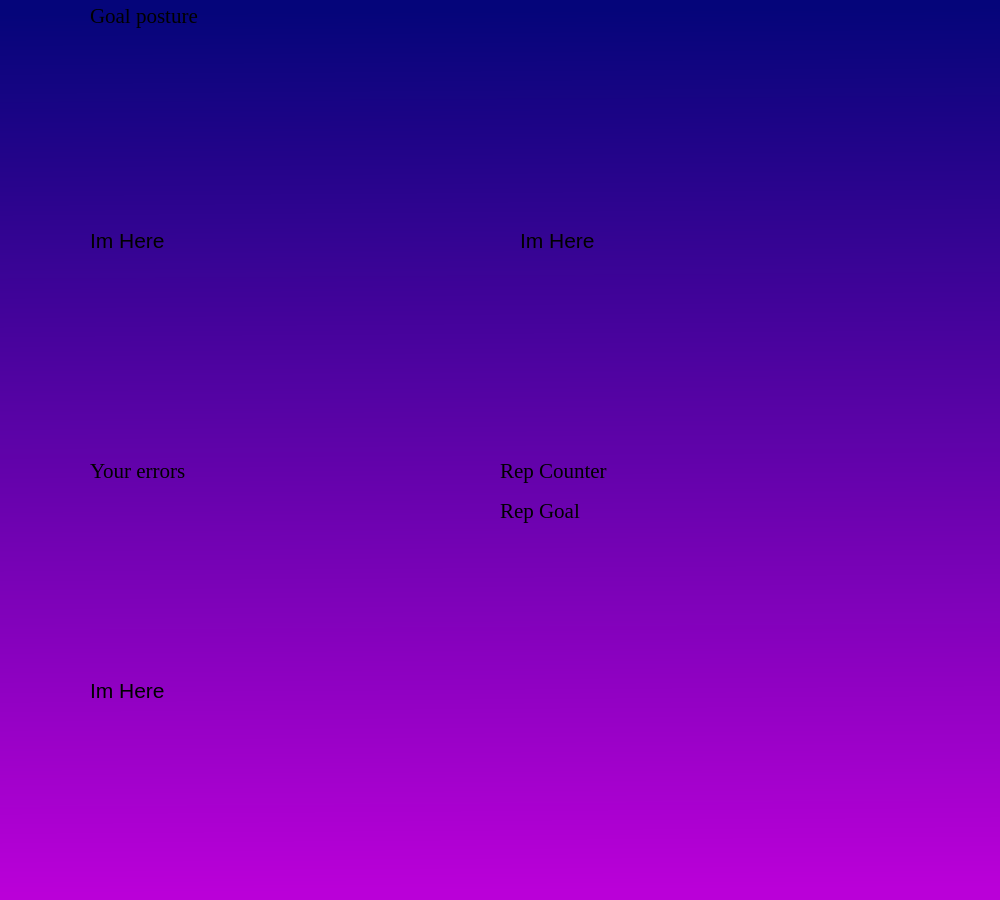
Qt form ui/workoutfeed.ui (AlonIvshin/AutomaticGymTrainer) before a commit.
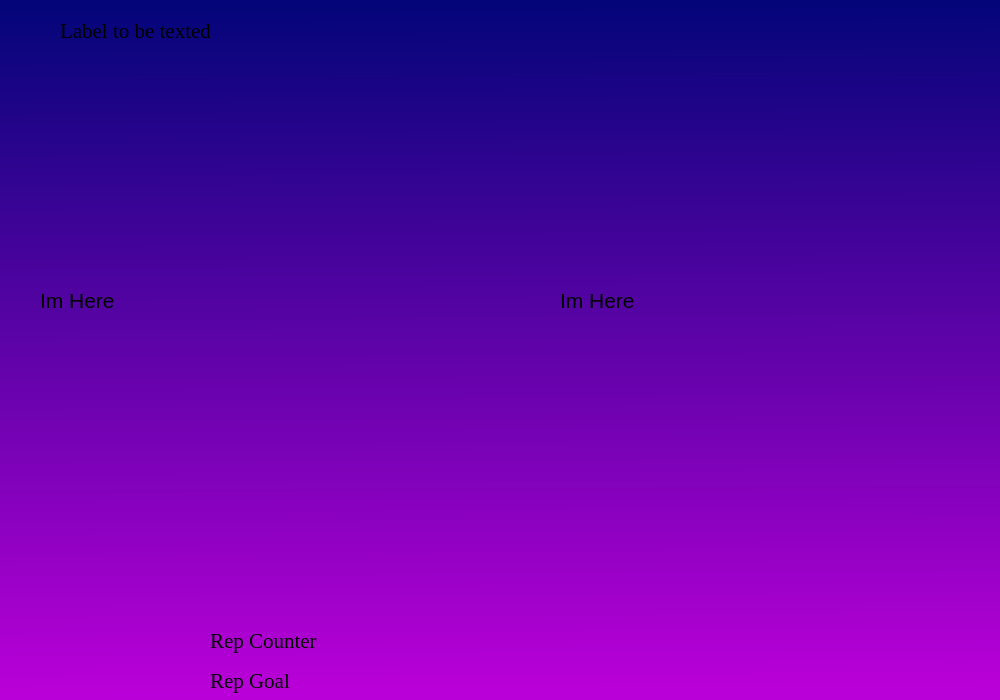
The same form after that commit.

Patch:
```diff
--- a/ui/workoutfeed.ui
+++ b/ui/workoutfeed.ui
@@ -7,7 +7,7 @@
     <x>0</x>
     <y>0</y>
     <width>1000</width>
-    <height>900</height>
+    <height>700</height>
    </rect>
   </property>
   <property name="windowTitle">
@@ -21,9 +21,9 @@
    <widget class="QLabel" name="lbl_repCurrent">
     <property name="geometry">
      <rect>
-      <x>500</x>
-      <y>450</y>
-      <width>131</width>
+      <x>210</x>
+      <y>620</y>
+      <width>161</width>
       <height>41</height>
      </rect>
     </property>
@@ -37,34 +37,12 @@
      <string>Rep Counter</string>
     </property>
    </widget>
-   <widget class="QLabel" name="lbl_userGoal">
-    <property name="geometry">
-     <rect>
-      <x>90</x>
-      <y>0</y>
-      <width>200</width>
-      <height>31</height>
-     </rect>
-    </property>
-    <property name="font">
-     <font>
-      <family>Times New Roman</family>
-      <pointsize>16</pointsize>
-     </font>
-    </property>
-    <property name="mouseTracking">
-     <bool>false</bool>
-    </property>
-    <property name="text">
-     <string>Goal posture</string>
-    </property>
-   </widget>
    <widget class="QLabel" name="lbl_userErrors">
     <property name="geometry">
      <rect>
-      <x>90</x>
-      <y>460</y>
-      <width>121</width>
+      <x>60</x>
+      <y>20</y>
+      <width>291</width>
       <height>21</height>
      </rect>
     </property>
@@ -75,14 +53,14 @@
      </font>
     </property>
     <property name="text">
-     <string>Your errors</string>
+     <string>Label to be texted</string>
     </property>
    </widget>
    <widget class="QLabel" name="lbl_repCurrentValue">
     <property name="geometry">
      <rect>
-      <x>660</x>
-      <y>450</y>
+      <x>400</x>
+      <y>620</y>
       <width>121</width>
       <height>41</height>
      </rect>
@@ -100,8 +78,8 @@
    <widget class="QLabel" name="lbl_repGoalValue">
     <property name="geometry">
      <rect>
-      <x>660</x>
-      <y>490</y>
+      <x>400</x>
+      <y>660</y>
       <width>121</width>
       <height>41</height>
      </rect>
@@ -119,9 +97,9 @@
    <widget class="QLabel" name="lbl_repGoal">
     <property name="geometry">
      <rect>
-      <x>500</x>
-      <y>490</y>
-      <width>131</width>
+      <x>210</x>
+      <y>660</y>
+      <width>161</width>
       <height>41</height>
      </rect>
     </property>
@@ -138,8 +116,8 @@
    <widget class="QLabel" name="lbl_webcamImage">
     <property name="geometry">
      <rect>
-      <x>520</x>
-      <y>40</y>
+      <x>560</x>
+      <y>100</y>
       <width>400</width>
       <height>400</height>
      </rect>
@@ -159,29 +137,8 @@
    <widget class="QLabel" name="lbl_goalImage">
     <property name="geometry">
      <rect>
-      <x>90</x>
-      <y>40</y>
-      <width>400</width>
-      <height>400</height>
-     </rect>
-    </property>
-    <property name="font">
-     <font>
-      <pointsize>16</pointsize>
-     </font>
-    </property>
-    <property name="text">
-     <string>Im Here</string>
-    </property>
-    <property name="scaledContents">
-     <bool>true</bool>
-    </property>
-   </widget>
-   <widget class="QLabel" name="lbl_errorImage">
-    <property name="geometry">
-     <rect>
-      <x>90</x>
-      <y>490</y>
+      <x>40</x>
+      <y>100</y>
       <width>400</width>
       <height>400</height>
      </rect>
```
Left out of the diff: 2 changed lines with no effect on the pictures.
